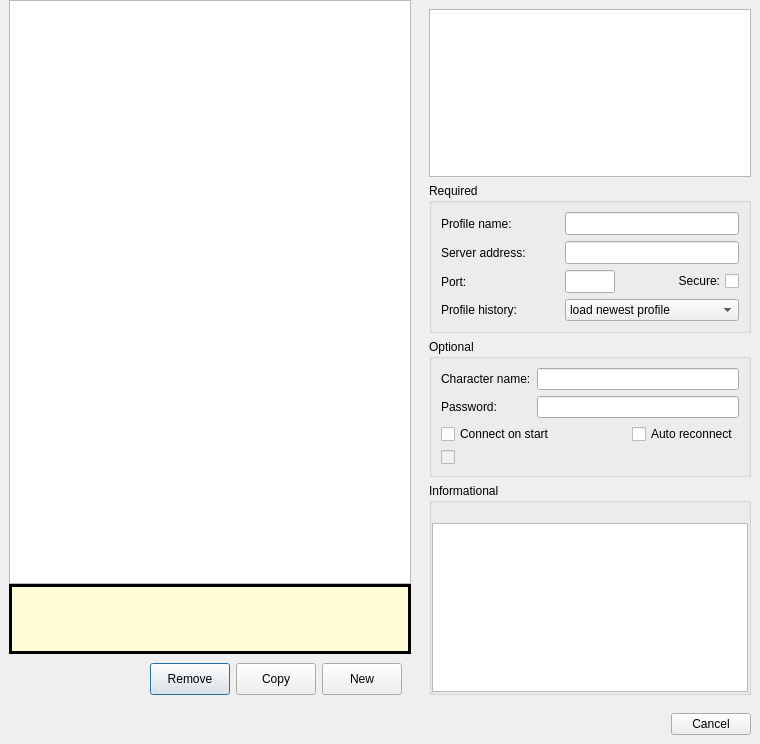
First picture: the form in src/ui/connection_profiles.ui, repository Mudlet/Mudlet, before the edit.
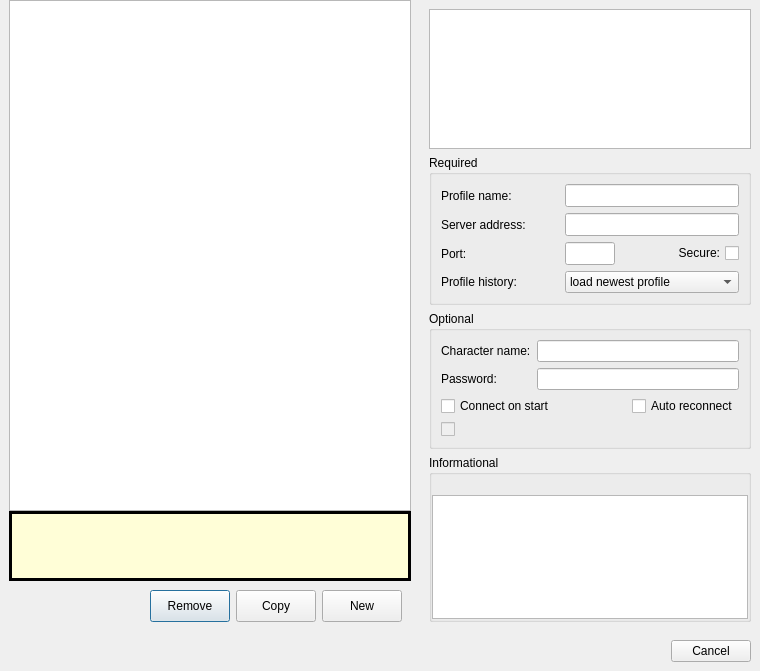
Second picture: the form after the edit. Icons and pictures are not drawn.

```diff
--- a/src/ui/connection_profiles.ui
+++ b/src/ui/connection_profiles.ui
@@ -7,7 +7,7 @@
     <x>0</x>
     <y>0</y>
     <width>760</width>
-    <height>744</height>
+    <height>671</height>
    </rect>
   </property>
   <property name="minimumSize">
```
